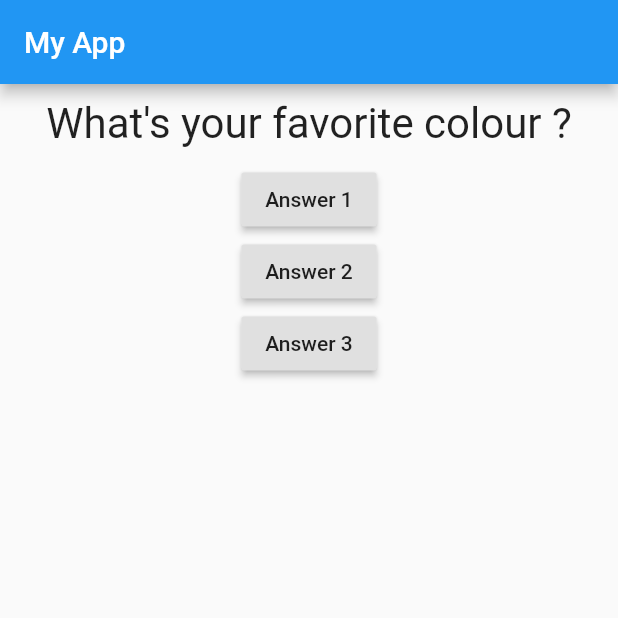
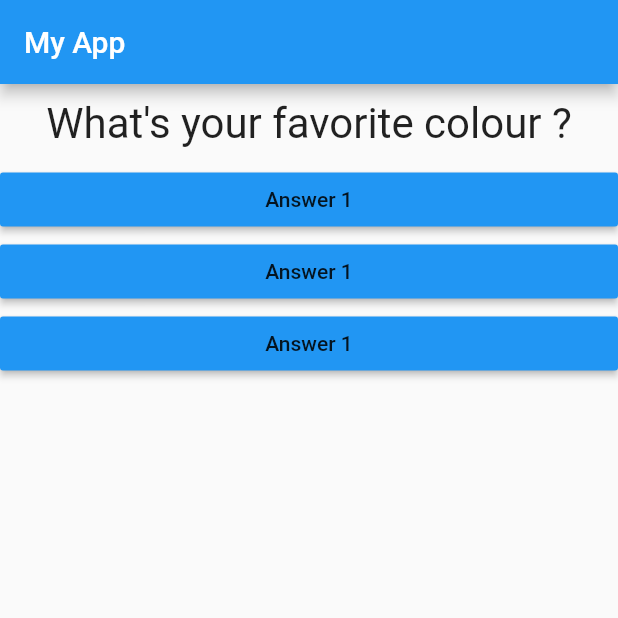
Before and after one commit to keshawkk/Flutter_First_App, a Flutter app: the screen it shows after launch, on a phone screen of 412 x 824 dp, the top half of it. Run offline on Flutter 3.47's test engine with Material 2 defaults, Android fonts, the phone set to English and light mode, and no system bars.

Commit message:
Answer widget separated

```diff
--- /dev/null
+++ b/lib/answer.dart
@@ -0,0 +1,19 @@
+import 'package:flutter/material.dart';
+
+class Answer extends StatelessWidget {
+  final Function selectHandler;
+
+  Answer(this.selectHandler);
+
+  @override
+  Widget build(BuildContext context) {
+    return Container(
+      width: double.infinity,
+      child: RaisedButton(
+        color: Colors.blue,
+        child: Text('Answer 1'),
+        onPressed: selectHandler,
+      ),
+    );
+  }
+}
--- a/lib/main.dart
+++ b/lib/main.dart
@@ -1,6 +1,7 @@
 import 'package:flutter/material.dart';
 
 import './question.dart';
+import './answer.dart';
 
 void main() => runApp(MyApp());
 
@@ -37,11 +38,9 @@ class _MyAppState extends State<MyApp> {
           ),
           body: Column(children: [
             Question(questions[_questionIndex]),
-            RaisedButton(child: Text('Answer 1'), onPressed: _answerQuestion),
-            RaisedButton(
-                child: Text('Answer 2'),
-                onPressed: () => {print('Answer 2 is chosen.')}),
-            RaisedButton(child: Text('Answer 3'), onPressed: _answerQuestion),
+            Answer(_answerQuestion),
+            Answer(_answerQuestion),
+            Answer(_answerQuestion),
           ])),
     );
   }
```
